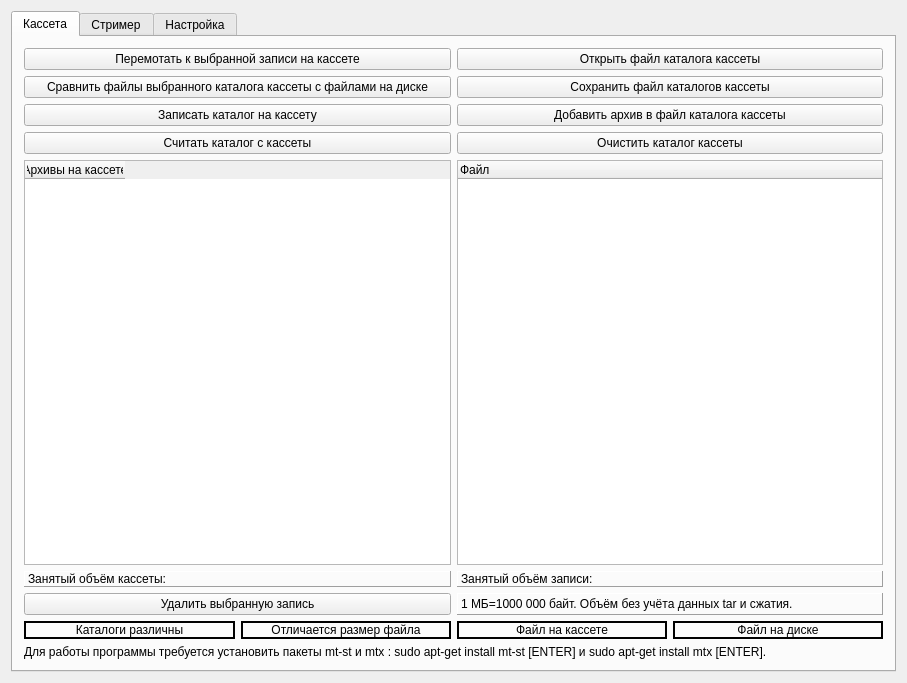
Qt form StreamerControl/cmainwindow.ui (da-nie/StreamerControl) before a commit.
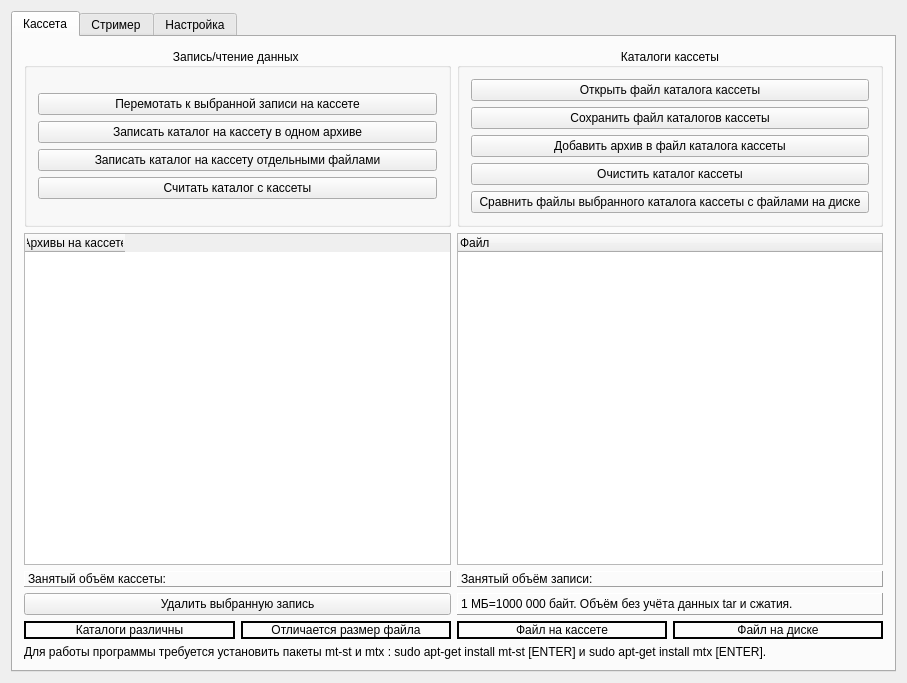
The same form after that commit.

Commit message: Реализован (но не проверен в должной мере) режим записи на ленту каждого файла в отдельном архиве.

The edit to the form file:
```diff
--- a/StreamerControl/cmainwindow.ui
+++ b/StreamerControl/cmainwindow.ui
@@ -25,50 +25,58 @@
         <string>Кассета</string>
        </attribute>
        <layout class="QGridLayout" name="gridLayout_3">
+        <item row="1" column="0">
+         <widget class="QLabel" name="label_9">
+          <property name="text">
+           <string>Для работы программы требуется установить пакеты mt-st и mtx : sudo apt-get install mt-st [ENTER] и sudo apt-get install mtx [ENTER].</string>
+          </property>
+         </widget>
+        </item>
         <item row="0" column="0">
          <layout class="QGridLayout" name="gridLayout">
-          <item row="2" column="1">
-           <widget class="QPushButton" name="qPushButton_Cassete_SaveCassete">
-            <property name="text">
-             <string>Сохранить файл каталогов кассеты</string>
-            </property>
-           </widget>
-          </item>
-          <item row="5" column="1">
-           <widget class="QPushButton" name="qPushButton_Cassete_AddRecordToCassete">
-            <property name="text">
-             <string>Добавить архив в файл каталога кассеты</string>
-            </property>
+          <item row="9" column="1">
+           <widget class="QTreeWidget" name="qTreeWidget_Cassete_Record">
+            <column>
+             <property name="text">
+              <string>Файл</string>
+             </property>
+            </column>
            </widget>
           </item>
           <item row="10" column="0">
+           <widget class="QLabel" name="qLabel_Cassete_CasseteSize">
+            <property name="frameShape">
+             <enum>QFrame::Panel</enum>
+            </property>
+            <property name="frameShadow">
+             <enum>QFrame::Raised</enum>
+            </property>
+            <property name="text">
+             <string>Занятый объём кассеты:</string>
+            </property>
+           </widget>
+          </item>
+          <item row="11" column="0">
            <widget class="QPushButton" name="qPushButton_Cassete_DeleteSelectedRecord">
             <property name="text">
              <string>Удалить выбранную запись</string>
             </property>
            </widget>
           </item>
+          <item row="11" column="1">
+           <widget class="QLabel" name="qLabel_CasseteText">
+            <property name="frameShape">
+             <enum>QFrame::Panel</enum>
+            </property>
+            <property name="frameShadow">
+             <enum>QFrame::Raised</enum>
+            </property>
+            <property name="text">
+             <string>1 МБ=1000 000 байт. Объём без учёта данных tar и сжатия.</string>
+            </property>
+           </widget>
+          </item>
           <item row="9" column="0">
-           <widget class="QLabel" name="qLabel_Cassete_CasseteSize">
-            <property name="frameShape">
-             <enum>QFrame::Panel</enum>
-            </property>
-            <property name="frameShadow">
-             <enum>QFrame::Raised</enum>
-            </property>
-            <property name="text">
-             <string>Занятый объём кассеты:</string>
-            </property>
-           </widget>
-          </item>
-          <item row="1" column="1">
-           <widget class="QPushButton" name="qPushButton_Cassete_OpenCassete">
-            <property name="text">
-             <string>Открыть файл каталога кассеты</string>
-            </property>
-           </widget>
-          </item>
-          <item row="8" column="0">
            <widget class="QTableWidget" name="qTableWidget_Cassete_Cassete">
             <property name="editTriggers">
              <set>QAbstractItemView::NoEditTriggers</set>
@@ -93,19 +101,6 @@
            </widget>
           </item>
           <item row="10" column="1">
-           <widget class="QLabel" name="qLabel_CasseteText">
-            <property name="frameShape">
-             <enum>QFrame::Panel</enum>
-            </property>
-            <property name="frameShadow">
-             <enum>QFrame::Raised</enum>
-            </property>
-            <property name="text">
-             <string>1 МБ=1000 000 байт. Объём без учёта данных tar и сжатия.</string>
-            </property>
-           </widget>
-          </item>
-          <item row="9" column="1">
            <widget class="QLabel" name="qLabel_Cassete_RecordSize">
             <property name="frameShape">
              <enum>QFrame::Panel</enum>
@@ -118,81 +113,7 @@
             </property>
            </widget>
           </item>
-          <item row="8" column="1">
-           <widget class="QTreeWidget" name="qTreeWidget_Cassete_Record">
-            <column>
-             <property name="text">
-              <string>Файл</string>
-             </property>
-            </column>
-           </widget>
-          </item>
-          <item row="6" column="1">
-           <widget class="QPushButton" name="qPushButton_Cassete_ClearCassete">
-            <property name="text">
-             <string>Очистить каталог кассеты</string>
-            </property>
-           </widget>
-          </item>
-          <item row="1" column="0">
-           <widget class="QPushButton" name="qPushButton_MoveTo">
-            <property name="text">
-             <string>Перемотать к выбранной записи на кассете</string>
-            </property>
-           </widget>
-          </item>
-          <item row="2" column="0">
-           <widget class="QPushButton" name="qPushButton_Compare">
-            <property name="text">
-             <string>Сравнить файлы выбранного каталога кассеты с файлами на диске</string>
-            </property>
-           </widget>
-          </item>
-          <item row="5" column="0">
-           <widget class="QPushButton" name="qPushButton_WriteToCassete">
-            <property name="text">
-             <string>Записать каталог на кассету</string>
-            </property>
-           </widget>
-          </item>
-          <item row="6" column="0">
-           <widget class="QPushButton" name="qPushButton_ReadFromCassete">
-            <property name="text">
-             <string>Считать каталог с кассеты</string>
-            </property>
-           </widget>
-          </item>
-          <item row="11" column="0">
-           <layout class="QHBoxLayout" name="horizontalLayout_5">
-            <item>
-             <widget class="QLabel" name="qLabel_DirerctoryNotEquivalent">
-              <property name="frameShape">
-               <enum>QFrame::WinPanel</enum>
-              </property>
-              <property name="text">
-               <string>Каталоги различны</string>
-              </property>
-              <property name="alignment">
-               <set>Qt::AlignCenter</set>
-              </property>
-             </widget>
-            </item>
-            <item>
-             <widget class="QLabel" name="qLabel_LengthError">
-              <property name="frameShape">
-               <enum>QFrame::WinPanel</enum>
-              </property>
-              <property name="text">
-               <string>Отличается размер файла</string>
-              </property>
-              <property name="alignment">
-               <set>Qt::AlignCenter</set>
-              </property>
-             </widget>
-            </item>
-           </layout>
-          </item>
-          <item row="11" column="1">
+          <item row="12" column="1">
            <layout class="QHBoxLayout" name="horizontalLayout_6">
             <item>
              <widget class="QLabel" name="qLabel_OnlyInRecord">
@@ -225,15 +146,132 @@
             </item>
            </layout>
           </item>
+          <item row="12" column="0">
+           <layout class="QHBoxLayout" name="horizontalLayout_5">
+            <item>
+             <widget class="QLabel" name="qLabel_DirerctoryNotEquivalent">
+              <property name="frameShape">
+               <enum>QFrame::WinPanel</enum>
+              </property>
+              <property name="text">
+               <string>Каталоги различны</string>
+              </property>
+              <property name="alignment">
+               <set>Qt::AlignCenter</set>
+              </property>
+             </widget>
+            </item>
+            <item>
+             <widget class="QLabel" name="qLabel_LengthError">
+              <property name="frameShape">
+               <enum>QFrame::WinPanel</enum>
+              </property>
+              <property name="text">
+               <string>Отличается размер файла</string>
+              </property>
+              <property name="alignment">
+               <set>Qt::AlignCenter</set>
+              </property>
+             </widget>
+            </item>
+           </layout>
+          </item>
+          <item row="1" column="1">
+           <widget class="QGroupBox" name="groupBox">
+            <property name="title">
+             <string>Каталоги кассеты</string>
+            </property>
+            <property name="alignment">
+             <set>Qt::AlignCenter</set>
+            </property>
+            <layout class="QGridLayout" name="gridLayout_12">
+             <item row="0" column="0">
+              <layout class="QGridLayout" name="gridLayout_11"/>
+             </item>
+             <item row="3" column="0">
+              <widget class="QPushButton" name="qPushButton_Cassete_AddRecordToCassete">
+               <property name="text">
+                <string>Добавить архив в файл каталога кассеты</string>
+               </property>
+              </widget>
+             </item>
+             <item row="4" column="0">
+              <widget class="QPushButton" name="qPushButton_Cassete_ClearCassete">
+               <property name="text">
+                <string>Очистить каталог кассеты</string>
+               </property>
+              </widget>
+             </item>
+             <item row="1" column="0">
+              <widget class="QPushButton" name="qPushButton_Cassete_OpenCassete">
+               <property name="text">
+                <string>Открыть файл каталога кассеты</string>
+               </property>
+              </widget>
+             </item>
+             <item row="2" column="0">
+              <widget class="QPushButton" name="qPushButton_Cassete_SaveCassete">
+               <property name="text">
+                <string>Сохранить файл каталогов кассеты</string>
+               </property>
+              </widget>
+             </item>
+             <item row="5" column="0">
+              <widget class="QPushButton" name="qPushButton_Compare">
+               <property name="text">
+                <string>Сравнить файлы выбранного каталога кассеты с файлами на диске</string>
+               </property>
+              </widget>
+             </item>
+            </layout>
+           </widget>
+          </item>
+          <item row="1" column="0">
+           <widget class="QGroupBox" name="groupBox_2">
+            <property name="title">
+             <string>Запись/чтение данных </string>
+            </property>
+            <property name="alignment">
+             <set>Qt::AlignCenter</set>
+            </property>
+            <layout class="QGridLayout" name="gridLayout_14">
+             <item row="0" column="0">
+              <layout class="QGridLayout" name="gridLayout_13">
+               <item row="1" column="0">
+                <widget class="QPushButton" name="qPushButton_WriteToCassete">
+                 <property name="text">
+                  <string>Записать каталог на кассету в одном архиве</string>
+                 </property>
+                </widget>
+               </item>
+               <item row="3" column="0">
+                <widget class="QPushButton" name="qPushButton_ReadFromCassete">
+                 <property name="text">
+                  <string>Считать каталог с кассеты</string>
+                 </property>
+                </widget>
+               </item>
+               <item row="0" column="0">
+                <widget class="QPushButton" name="qPushButton_MoveTo">
+                 <property name="text">
+                  <string>Перемотать к выбранной записи на кассете</string>
+                 </property>
+                </widget>
+               </item>
+               <item row="2" column="0">
+                <widget class="QPushButton" name="qPushButton_WriteToCasseteSequenceFiles">
+                 <property name="text">
+                  <string>Записать каталог на кассету отдельными файлами</string>
+                 </property>
+                </widget>
+               </item>
+              </layout>
+             </item>
+            </layout>
+           </widget>
+          </item>
          </layout>
         </item>
-        <item row="1" column="0">
-         <widget class="QLabel" name="label_9">
-          <property name="text">
-           <string>Для работы программы требуется установить пакеты mt-st и mtx : sudo apt-get install mt-st [ENTER] и sudo apt-get install mtx [ENTER].</string>
-          </property>
-         </widget>
-        </item>
        </layout>
       </widget>
       <widget class="QWidget" name="tab_3">
```
The commit also changes 4 other files.
